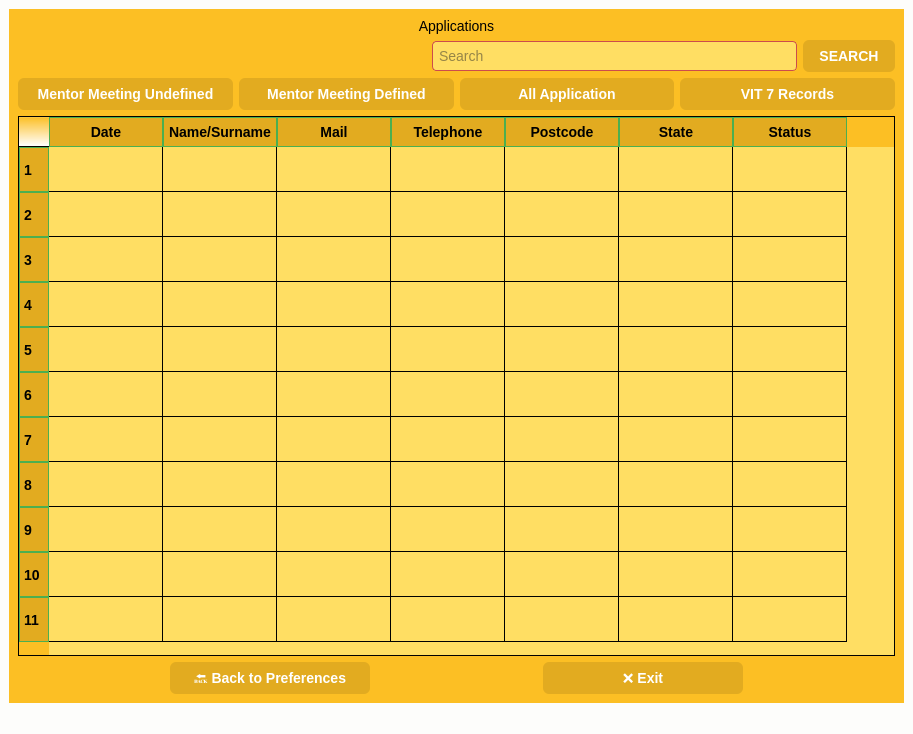
Old version of the form ui/applications.ui in the repository KursaDSc/Python-Module-Week7.
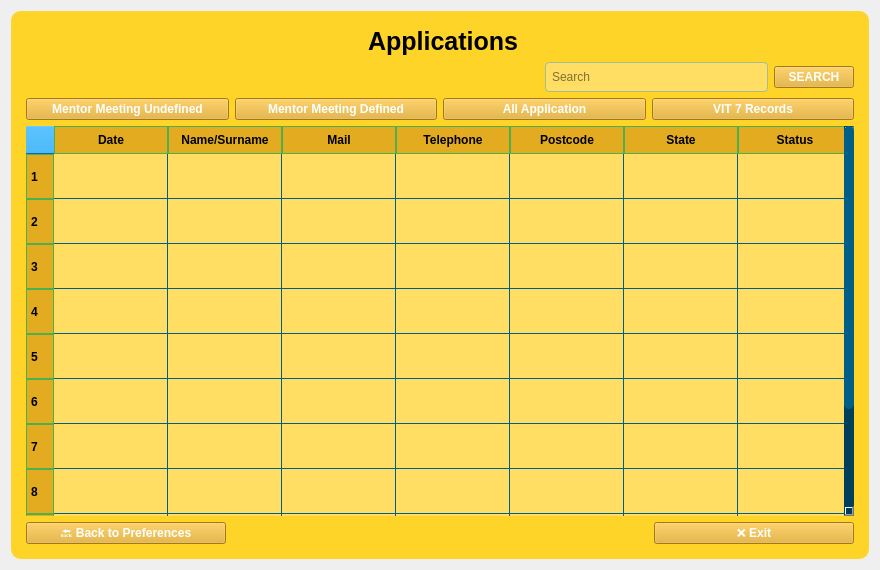
New version of the form. Icons and pictures are not drawn.

What changed in the file:
```diff
--- a/ui/applications.ui
+++ b/ui/applications.ui
@@ -1,122 +1,141 @@
 <?xml version="1.0" encoding="UTF-8"?>
 <ui version="4.0">
- <class>MainWindow</class>
- <widget class="QMainWindow" name="MainWindow">
+ <class>Form</class>
+ <widget class="QWidget" name="Form">
   <property name="geometry">
    <rect>
     <x>0</x>
     <y>0</y>
-    <width>913</width>
-    <height>734</height>
+    <width>880</width>
+    <height>570</height>
    </rect>
   </property>
+  <property name="minimumSize">
+   <size>
+    <width>880</width>
+    <height>570</height>
+   </size>
+  </property>
+  <property name="maximumSize">
+   <size>
+    <width>881</width>
+    <height>700</height>
+   </size>
+  </property>
   <property name="windowTitle">
-   <string>MainWindow</string>
-  </property>
-  <property name="styleSheet">
-   <string notr="true">/* Genel pencere rengi */
-QWidget {
-    background-color: #fdfdfb;     /* kırık beyaz */
-    color: #2b2b2b;                /* koyu gri yazı */
-    font-family: &quot;Segoe UI&quot;, sans-serif;
-    font-size: 14px;
-}
-
-/* Buton */
-QPushButton {
-    background-color: #e53935;     /* canlı kırmızı */
-    border: none;
-    padding: 6px 12px;
-    border-radius: 6px;
-    color: white;
-}
-
-QPushButton:hover {
-    background-color: #b71c1c;     /* koyu kırmızı */
-}
-
-/* Line Edit (giriş kutuları) */
-QLineEdit {
-    border: 1px solid #cc4c4c;
-    border-radius: 4px;
-    padding: 4px;
-    background-color: #ffffff;
-}
-
-/* Etiketler */
-QLabel {
-    color: #2b2b2b;
-}
-
-/* ComboBox */
-QComboBox {
-    border: 1px solid #cc4c4c;
-    border-radius: 4px;
-    padding: 4px;
-    background-color: #ffffff;
-    color: #2b2b2b;
-}
-
-/* Aşağı açılır buton */
-QComboBox::drop-down {
-    subcontrol-origin: padding;
-    subcontrol-position: top right;
-    width: 20px;
-    border-left: 1px solid #cc4c4c;
-    background-color: #f9ecec;
-}
-
-/* Aşağı ok işareti */
-QComboBox::down-arrow {
-    image: none;
-    width: 0;
-    height: 0;
-    border-left: 5px solid transparent;
-    border-right: 5px solid transparent;
-    border-top: 6px solid #cc4c4c;
-    margin-right: 4px;
-}
-</string>
-  </property>
-  <widget class="QWidget" name="wdg_app">
-   <property name="minimumSize">
-    <size>
-     <width>450</width>
-     <height>400</height>
-    </size>
+   <string>Form</string>
    </property>
    <layout class="QVBoxLayout" name="verticalLayout">
     <item>
      <widget class="QFrame" name="frame">
-      <property name="layoutDirection">
-       <enum>Qt::LayoutDirection::LeftToRight</enum>
+     <property name="minimumSize">
+      <size>
+       <width>0</width>
+       <height>0</height>
+      </size>
+     </property>
+     <property name="maximumSize">
+      <size>
+       <width>10000</width>
+       <height>10000</height>
+      </size>
       </property>
       <property name="styleSheet">
-       <string notr="true">background-color: qlineargradient(spread:pad, x1:1, y1:0, x2:1, y2:0, stop:0 rgba(252, 191, 36, 255), stop:1 rgba(255, 255, 255, 255));</string>
+      <string notr="true">QPushButton {
+    background-color: #e2ab20;
+    color: white;
+}
+
+QPushButton:hover {
+    background-color: #45a049;  /* Hover efekti */
+	color: rgb(0,0, 0);
+}
+
+QPushButton:pressed {
+    background-color: rgb(255, 132, 24);  /* Basılınca renk değişimi */
+}
+
+
+/* QLabel (Logo ve başlıklar için) */
+QLabel {
+    background-color: transparent;  /* Tam şeffaf */
+	color: rgb(31, 113, 186);
+	font-weight: bold; 
+    font-size: 25px;             /* Yazı büyük – butonu dolduracak gibi */
+}
+
+/* QLineEdit */
+QLineEdit {
+    background-color: rgb(255, 251, 211); /* Ana rengin beyaza çok yakın tonu */
+    border: 1px solid rgb(162, 189, 152);
+    border-radius: 4px;
+    padding: 4px;
+    color: #000000;
+}
+
+/* QTableWidget veya QTableView */
+QTableWidget, QTableView {
+    background-color: #eaf6fb; /* veya örnek: #f0f0f0 (açık gri) */
+    color: black;
+    gridline-color: #005f86;
+    alternate-background-color: #f9f9f9;	
+	border: 1px solid #079af5;
+    selection-background-color: #00aaff;
+    selection-color: black;
+	border-radius: 1px;
+}
+
+/* Tablo başlık alanları */
+QTableWidget QTableCornerButton::section,
+QHeaderView::section {
+    background-color: #079af5; /* Header daha açık deniz mavisi */
+    color: white;
+    font-weight: bold; 
+    padding: 2px;
+}
+
+
+
+/* Frame */
+QFrame {
+    background-color: rgb(255, 212, 41);
+    border: none;
+    border-radius: 10px;
+}
+
+/* Scrollbar (isteğe bağlı) */
+QScrollBar:vertical, QScrollBar:horizontal {
+    background: #003f5c;
+    width: 10px;
+}
+
+QScrollBar::handle:vertical, QScrollBar::handle:horizontal {
+    background: #005f86;
+    border-radius: 5px;
+}
+</string>
+     </property>
+     <property name="frameShape">
+      <enum>QFrame::Shape::StyledPanel</enum>
+     </property>
+     <property name="frameShadow">
+      <enum>QFrame::Shadow::Raised</enum>
       </property>
       <layout class="QVBoxLayout" name="verticalLayout_2">
-       <item>
-        <widget class="QLabel" name="label_2">
-         <property name="baseSize">
-          <size>
-           <width>0</width>
-           <height>0</height>
-          </size>
-         </property>
-         <property name="styleSheet">
-          <string notr="true">font: 75 16pt &quot;Arial&quot;;
-color: rgb(0, 0, 0);</string>
-         </property>
-         <property name="text">
-          <string>Applications</string>
-         </property>
-         <property name="alignment">
-          <set>Qt::AlignmentFlag::AlignCenter</set>
-         </property>
-        </widget>
-       </item>
+      <property name="leftMargin">
+       <number>15</number>
+      </property>
+      <property name="topMargin">
+       <number>15</number>
+      </property>
+      <property name="rightMargin">
+       <number>15</number>
+      </property>
+      <property name="bottomMargin">
+       <number>15</number>
+      </property>
        <item>
-        <layout class="QHBoxLayout" name="horizontalLayout_3">
+       <layout class="QHBoxLayout" name="horizontalLayout">
          <item>
           <widget class="QLabel" name="logo_label">
            <property name="maximumSize">
@@ -143,12 +162,52 @@
           </widget>
          </item>
          <item>
-          <spacer name="horizontalSpacer_2">
+         <widget class="QLabel" name="title_label">
+          <property name="baseSize">
+           <size>
+            <width>0</width>
+            <height>0</height>
+           </size>
+          </property>
+          <property name="styleSheet">
+           <string notr="true">font: 75 16pt &quot;Arial&quot;;
+color: rgb(0, 0, 0);</string>
+          </property>
+          <property name="text">
+           <string>Applications</string>
+          </property>
+          <property name="alignment">
+           <set>Qt::AlignmentFlag::AlignCenter</set>
+          </property>
+         </widget>
+        </item>
+        <item>
+         <spacer name="horizontalSpacer">
            <property name="orientation">
             <enum>Qt::Orientation::Horizontal</enum>
            </property>
            <property name="sizeType">
-            <enum>QSizePolicy::Policy::Maximum</enum>
+           <enum>QSizePolicy::Policy::Fixed</enum>
+          </property>
+          <property name="sizeHint" stdset="0">
+           <size>
+            <width>110</width>
+            <height>30</height>
+           </size>
+          </property>
+         </spacer>
+        </item>
+       </layout>
+      </item>
+      <item>
+       <layout class="QHBoxLayout" name="horizontalLayout_4" stretch="70,30,10">
+        <item>
+         <spacer name="horizontalSpacer_3">
+          <property name="orientation">
+           <enum>Qt::Orientation::Horizontal</enum>
+          </property>
+          <property name="sizeType">
+           <enum>QSizePolicy::Policy::Expanding</enum>
            </property>
            <property name="sizeHint" stdset="0">
             <size>
@@ -159,7 +218,7 @@
           </spacer>
          </item>
          <item>
-          <widget class="QLineEdit" name="lineEdit_search">
+         <widget class="QLineEdit" name="search_edit">
            <property name="enabled">
             <bool>true</bool>
            </property>
@@ -186,33 +245,18 @@
           </widget>
          </item>
          <item>
-          <widget class="QPushButton" name="pushButton_search_2">
+         <widget class="QPushButton" name="search_button">
            <property name="font">
             <font>
              <family>Segoe UI</family>
-             <pointsize>-1</pointsize>
              <bold>true</bold>
             </font>
            </property>
+          <property name="autoFillBackground">
+           <bool>false</bool>
+          </property>
            <property name="styleSheet">
-            <string notr="true">QPushButton {
-    background-color: qlineargradient(spread:pad, x1:1, y1:0, x2:1, y2:0, stop:0 rgba(226, 171, 32, 255), stop:1 rgba(255, 255, 255, 255));
- 
-    color: white;
-    border: none;
-    padding: 8px 16px;
-    border-radius: 6px;
-    font-weight: bold;
-}
-
-QPushButton:hover {
-    background-color: #45a049;  /* Hover efekti */
-}
-
-QPushButton:pressed {
-    background-color: #397d3a;  /* Basılınca renk değişimi */
-}
-</string>
+           <string notr="true"/>
            </property>
            <property name="text">
             <string>SEARCH</string>
@@ -222,34 +266,20 @@
         </layout>
        </item>
        <item>
-        <layout class="QHBoxLayout" name="horizontalLayout">
+       <layout class="QHBoxLayout" name="horizontalLayout_2">
          <item>
           <widget class="QPushButton" name="pushButton_mentormeetinundefined">
            <property name="font">
             <font>
              <family>Segoe UI</family>
-             <pointsize>-1</pointsize>
              <bold>true</bold>
             </font>
            </property>
+          <property name="autoFillBackground">
+           <bool>false</bool>
+          </property>
            <property name="styleSheet">
-            <string notr="true">QPushButton {
-    background-color: qlineargradient(spread:pad, x1:1, y1:0, x2:1, y2:0, stop:0 rgba(226, 171, 32, 255), stop:1 rgba(255, 255, 255, 255));
- 
-    color: white;
-    border: none;
-    padding: 8px 16px;
-    border-radius: 6px;
-    font-weight: bold;
-}
-
-QPushButton:hover {
-    background-color: #45a049;  /* Hover efekti */
-}
-
-QPushButton:pressed {
-    background-color: #397d3a;  /* Basılınca renk değişimi */
-}
+           <string notr="true">
 </string>
            </property>
            <property name="text">
@@ -262,29 +292,14 @@
            <property name="font">
             <font>
              <family>Segoe UI</family>
-             <pointsize>-1</pointsize>
              <bold>true</bold>
             </font>
            </property>
+          <property name="autoFillBackground">
+           <bool>false</bool>
+          </property>
            <property name="styleSheet">
-            <string notr="true">QPushButton {
-    background-color: qlineargradient(spread:pad, x1:1, y1:0, x2:1, y2:0, stop:0 rgba(226, 171, 32, 255), stop:1 rgba(255, 255, 255, 255));
- 
-    color: white;
-    border: none;
-    padding: 8px 16px;
-    border-radius: 6px;
-    font-weight: bold;
-}
-
-QPushButton:hover {
-    background-color: #45a049;  /* Hover efekti */
-}
-
-QPushButton:pressed {
-    background-color: #397d3a;  /* Basılınca renk değişimi */
-}
-</string>
+           <string notr="true"/>
            </property>
            <property name="text">
             <string>Mentor Meeting Defined</string>
@@ -296,29 +311,14 @@
            <property name="font">
             <font>
              <family>Segoe UI</family>
-             <pointsize>-1</pointsize>
              <bold>true</bold>
             </font>
            </property>
+          <property name="autoFillBackground">
+           <bool>false</bool>
+          </property>
            <property name="styleSheet">
-            <string notr="true">QPushButton {
-    background-color: qlineargradient(spread:pad, x1:1, y1:0, x2:1, y2:0, stop:0 rgba(226, 171, 32, 255), stop:1 rgba(255, 255, 255, 255));
- 
-    color: white;
-    border: none;
-    padding: 8px 16px;
-    border-radius: 6px;
-    font-weight: bold;
-}
-
-QPushButton:hover {
-    background-color: #45a049;  /* Hover efekti */
-}
-
-QPushButton:pressed {
-    background-color: #397d3a;  /* Basılınca renk değişimi */
-}
-</string>
+           <string notr="true"/>
            </property>
            <property name="text">
             <string>All Application</string>
@@ -330,29 +330,14 @@
            <property name="font">
             <font>
              <family>Segoe UI</family>
-             <pointsize>-1</pointsize>
              <bold>true</bold>
             </font>
            </property>
+          <property name="autoFillBackground">
+           <bool>false</bool>
+          </property>
            <property name="styleSheet">
-            <string notr="true">QPushButton {
-    background-color: qlineargradient(spread:pad, x1:1, y1:0, x2:1, y2:0, stop:0 rgba(226, 171, 32, 255), stop:1 rgba(255, 255, 255, 255));
- 
-    color: white;
-    border: none;
-    padding: 8px 16px;
-    border-radius: 6px;
-    font-weight: bold;
-}
-
-QPushButton:hover {
-    background-color: #45a049;  /* Hover efekti */
-}
-
-QPushButton:pressed {
-    background-color: #397d3a;  /* Basılınca renk değişimi */
-}
-</string>
+           <string notr="true"/>
            </property>
            <property name="text">
             <string>VIT 7 Records</string>
@@ -453,6 +438,33 @@
               </gradient>
              </brush>
             </colorrole>
+           <colorrole role="Highlight">
+            <brush brushstyle="SolidPattern">
+             <color alpha="255">
+              <red>0</red>
+              <green>170</green>
+              <blue>255</blue>
+             </color>
+            </brush>
+           </colorrole>
+           <colorrole role="HighlightedText">
+            <brush brushstyle="SolidPattern">
+             <color alpha="255">
+              <red>0</red>
+              <green>0</green>
+              <blue>0</blue>
+             </color>
+            </brush>
+           </colorrole>
+           <colorrole role="AlternateBase">
+            <brush brushstyle="SolidPattern">
+             <color alpha="255">
+              <red>249</red>
+              <green>249</green>
+              <blue>249</blue>
+             </color>
+            </brush>
+           </colorrole>
             <colorrole role="PlaceholderText">
              <brush brushstyle="SolidPattern">
               <color alpha="128">
@@ -551,6 +563,33 @@
               </gradient>
              </brush>
             </colorrole>
+           <colorrole role="Highlight">
+            <brush brushstyle="SolidPattern">
+             <color alpha="255">
+              <red>0</red>
+              <green>170</green>
+              <blue>255</blue>
+             </color>
+            </brush>
+           </colorrole>
+           <colorrole role="HighlightedText">
+            <brush brushstyle="SolidPattern">
+             <color alpha="255">
+              <red>0</red>
+              <green>0</green>
+              <blue>0</blue>
+             </color>
+            </brush>
+           </colorrole>
+           <colorrole role="AlternateBase">
+            <brush brushstyle="SolidPattern">
+             <color alpha="255">
+              <red>249</red>
+              <green>249</green>
+              <blue>249</blue>
+             </color>
+            </brush>
+           </colorrole>
             <colorrole role="PlaceholderText">
              <brush brushstyle="SolidPattern">
               <color alpha="128">
@@ -649,6 +688,33 @@
               </gradient>
              </brush>
             </colorrole>
+           <colorrole role="Highlight">
+            <brush brushstyle="SolidPattern">
+             <color alpha="255">
+              <red>0</red>
+              <green>170</green>
+              <blue>255</blue>
+             </color>
+            </brush>
+           </colorrole>
+           <colorrole role="HighlightedText">
+            <brush brushstyle="SolidPattern">
+             <color alpha="255">
+              <red>0</red>
+              <green>0</green>
+              <blue>0</blue>
+             </color>
+            </brush>
+           </colorrole>
+           <colorrole role="AlternateBase">
+            <brush brushstyle="SolidPattern">
+             <color alpha="255">
+              <red>249</red>
+              <green>249</green>
+              <blue>249</blue>
+             </color>
+            </brush>
+           </colorrole>
             <colorrole role="PlaceholderText">
              <brush brushstyle="SolidPattern">
               <color alpha="128">
@@ -769,9 +835,15 @@
         </widget>
        </item>
        <item>
-        <layout class="QHBoxLayout" name="horizontalLayout_2">
+       <layout class="QHBoxLayout" name="horizontalLayout_3">
          <item>
           <widget class="QPushButton" name="pushButton_backmenu">
+          <property name="minimumSize">
+           <size>
+            <width>200</width>
+            <height>0</height>
+           </size>
+          </property>
            <property name="maximumSize">
             <size>
              <width>200</width>
@@ -781,29 +853,14 @@
            <property name="font">
             <font>
              <family>Segoe UI</family>
-             <pointsize>-1</pointsize>
              <bold>true</bold>
             </font>
            </property>
+          <property name="autoFillBackground">
+           <bool>false</bool>
+          </property>
            <property name="styleSheet">
-            <string notr="true">QPushButton {
-    background-color: qlineargradient(spread:pad, x1:1, y1:0, x2:1, y2:0, stop:0 rgba(226, 171, 32, 255), stop:1 rgba(255, 255, 255, 255));
- 
-    color: white;
-    border: none;
-    padding: 8px 16px;
-    border-radius: 6px;
-    font-weight: bold;
-}
-
-QPushButton:hover {
-    background-color: #45a049;  /* Hover efekti */
-}
-
-QPushButton:pressed {
-    background-color: #397d3a;  /* Basılınca renk değişimi */
-}
-</string>
+           <string notr="true"/>
            </property>
            <property name="text">
             <string>🔙 Back to Preferences</string>
@@ -811,16 +868,13 @@
           </widget>
          </item>
          <item>
-          <spacer name="horizontalSpacer">
+         <spacer name="horizontalSpacer_4">
            <property name="orientation">
-            <enum>Qt::Orientation::Vertical</enum>
-           </property>
-           <property name="sizeType">
-            <enum>QSizePolicy::Policy::Fixed</enum>
+           <enum>Qt::Orientation::Horizontal</enum>
            </property>
            <property name="sizeHint" stdset="0">
             <size>
-             <width>15</width>
+            <width>40</width>
              <height>20</height>
             </size>
            </property>
@@ -828,6 +882,12 @@
          </item>
          <item>
           <widget class="QPushButton" name="pushButton_exit">
+          <property name="minimumSize">
+           <size>
+            <width>200</width>
+            <height>0</height>
+           </size>
+          </property>
            <property name="maximumSize">
             <size>
              <width>200</width>
@@ -837,29 +897,14 @@
            <property name="font">
             <font>
              <family>Segoe UI</family>
-             <pointsize>-1</pointsize>
              <bold>true</bold>
             </font>
            </property>
+          <property name="autoFillBackground">
+           <bool>false</bool>
+          </property>
            <property name="styleSheet">
-            <string notr="true">QPushButton {
-    background-color: qlineargradient(spread:pad, x1:1, y1:0, x2:1, y2:0, stop:0 rgba(226, 171, 32, 255), stop:1 rgba(255, 255, 255, 255));
- 
-    color: white;
-    border: none;
-    padding: 8px 16px;
-    border-radius: 6px;
-    font-weight: bold;
-}
-
-QPushButton:hover {
-    background-color: #45a049;  /* Hover efekti */
-}
-
-QPushButton:pressed {
-    background-color: #397d3a;  /* Basılınca renk değişimi */
-}
-</string>
+           <string notr="true"/>
            </property>
            <property name="text">
             <string>❌ Exit</string>
@@ -872,8 +917,6 @@
      </widget>
     </item>
    </layout>
-  </widget>
-  <widget class="QStatusBar" name="statusbar"/>
  </widget>
  <resources/>
  <connections/>
```
Left out of the diff: 1 changed line with no effect on the pictures. Lines whose indentation alone changed are shown as unchanged.
